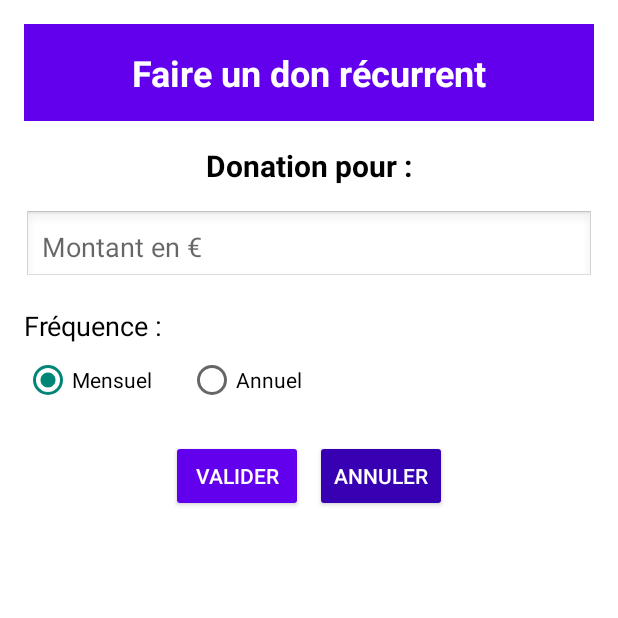
After one commit to vico37/ProjetSaeDon, an Android app: the RecurringDonationActivity screen opened directly, with no data from a screen before it, on a phone screen of 412 x 824 dp, the top half of it. The commit adds this screen. Run offline under Robolectric (Android 15) with nearby library versions, the phone set to English and light mode, and no system bars; 1 statement that could not run was skipped.

Commit message:
Systeme don récurent

```diff
--- a/app/src/main/AndroidManifest.xml
+++ b/app/src/main/AndroidManifest.xml
@@ -13,6 +13,8 @@
         android:supportsRtl="true"
         android:theme="@style/Theme.ProjetSaeDon"
         tools:targetApi="31">
+        <activity android:name="iut.dam.projetsaedon.donation.RecurringDonationActivity"
+            android:exported="true" />
         <activity android:name="iut.dam.projetsaedon.donation.DonationNormalActivity"
             android:exported="true" />
         <activity
--- a/app/src/main/java/iut/dam/projetsaedon/donation/DonationNormalActivity.java
+++ b/app/src/main/java/iut/dam/projetsaedon/donation/DonationNormalActivity.java
@@ -21,6 +21,7 @@ import java.net.HttpURLConnection;
 import java.net.URL;
 import java.net.URLEncoder;
 import iut.dam.projetsaedon.R;
+import iut.dam.projetsaedon.accueil.AccueilActivity;
 import iut.dam.projetsaedon.asso.AssociationDetailsActivity;
 
 public class DonationNormalActivity extends AppCompatActivity {
@@ -109,16 +110,15 @@ public class DonationNormalActivity extends AppCompatActivity {
                         // Afficher la boîte de dialogue de confirmation
                         new AlertDialog.Builder(DonationNormalActivity.this)
                                 .setTitle("Confirmation")
-                                .setMessage("Votre don a bien été effectué.\nVoulez-vous retourner à la page de l'association ?")
+                                .setMessage("Votre don a bien été effectué.\nVous allez être redirigé à l'accueil")
                                 .setPositiveButton("Confirmer", (dialog, which) -> {
                                     // Retour à la page AssociationDetailsActivity
-                                    Intent intent = new Intent(DonationNormalActivity.this, AssociationDetailsActivity.class);
+                                    Intent intent = new Intent(DonationNormalActivity.this, AccueilActivity.class);
                                     intent.putExtra("associationId", associationId);
                                     intent.putExtra("associationName", associationName);
                                     startActivity(intent);
                                     finish();
                                 })
-                                .setNegativeButton("Rester", null)
                                 .show();
                     } else {
                         Toast.makeText(DonationNormalActivity.this, "Erreur lors du don: " + message, Toast.LENGTH_LONG).show();
--- a/app/src/main/java/iut/dam/projetsaedon/login/LoginActivity.java
+++ b/app/src/main/java/iut/dam/projetsaedon/login/LoginActivity.java
@@ -153,7 +153,7 @@ public class LoginActivity extends AppCompatActivity {
                             finish();
                         } else {
                             // Redirection utilisateur basique
-                            Intent intent = new Intent(LoginActivity.this, MyRecurringDonationsActivity.class);
+                            Intent intent = new Intent(LoginActivity.this, AccueilActivity.class);
                             startActivity(intent);
                             finish();
                         }
--- /dev/null
+++ b/app/src/main/res/layout/activity_recurring_donation.xml
@@ -0,0 +1,113 @@
+<?xml version="1.0" encoding="utf-8"?>
+<ScrollView
+    xmlns:android="http://schemas.android.com/apk/res/android"
+    xmlns:tools="http://schemas.android.com/tools"
+    android:id="@+id/scrollViewRecurringDonation"
+    android:layout_width="match_parent"
+    android:layout_height="match_parent"
+    android:background="@color/white"
+    tools:context=".donation.RecurringDonationActivity">
+
+    <LinearLayout
+        android:layout_width="match_parent"
+        android:layout_height="wrap_content"
+        android:orientation="vertical"
+        android:padding="16dp">
+
+        <!-- Barre de titre -->
+        <TextView
+            android:id="@+id/textViewRecurringDonationTitle"
+            android:layout_width="match_parent"
+            android:layout_height="wrap_content"
+            android:text="Faire un don récurrent"
+            android:textSize="24sp"
+            android:textStyle="bold"
+            android:gravity="center"
+            android:background="@color/violetPrimary"
+            android:textColor="@color/white"
+            android:padding="16dp" />
+
+        <!-- Affichage du nom de l'association -->
+        <TextView
+            android:id="@+id/textViewAssociationName"
+            android:layout_width="match_parent"
+            android:layout_height="wrap_content"
+            android:text="Donation pour :"
+            android:textSize="20sp"
+            android:textStyle="bold"
+            android:gravity="center"
+            android:textColor="@color/black"
+            android:padding="16dp" />
+
+        <!-- Champ de saisie du montant -->
+        <EditText
+            android:id="@+id/editTextMontantRecurring"
+            android:layout_width="match_parent"
+            android:layout_height="wrap_content"
+            android:hint="Montant en €"
+            android:inputType="numberDecimal"
+            android:textSize="18sp"
+            android:padding="12dp"
+            android:layout_marginBottom="16dp"
+            android:background="@android:drawable/edit_text" />
+
+        <!-- Sélection de la fréquence -->
+        <TextView
+            android:id="@+id/textViewFrequencyLabel"
+            android:layout_width="wrap_content"
+            android:layout_height="wrap_content"
+            android:text="Fréquence :"
+            android:textSize="18sp"
+            android:textColor="@color/black"
+            android:paddingBottom="8dp" />
+
+        <RadioGroup
+            android:id="@+id/radioGroupFrequency"
+            android:layout_width="match_parent"
+            android:layout_height="wrap_content"
+            android:orientation="horizontal">
+
+            <RadioButton
+                android:id="@+id/radioMensuel"
+                android:layout_width="wrap_content"
+                android:layout_height="wrap_content"
+                android:text="Mensuel"
+                android:checked="true" />
+
+            <RadioButton
+                android:id="@+id/radioAnnuel"
+                android:layout_width="wrap_content"
+                android:layout_height="wrap_content"
+                android:text="Annuel"
+                android:layout_marginStart="24dp" />
+        </RadioGroup>
+
+        <!-- Boutons d'action -->
+        <LinearLayout
+            android:layout_width="match_parent"
+            android:layout_height="wrap_content"
+            android:orientation="horizontal"
+            android:gravity="center"
+            android:paddingTop="24dp">
+
+            <Button
+                android:id="@+id/buttonValiderRecurring"
+                android:layout_width="wrap_content"
+                android:layout_height="wrap_content"
+                android:text="Valider"
+                android:backgroundTint="@color/violetPrimary"
+                android:textColor="@color/white"
+                android:padding="12dp"
+                android:layout_marginEnd="8dp" />
+
+            <Button
+                android:id="@+id/buttonAnnulerRecurring"
+                android:layout_width="wrap_content"
+                android:layout_height="wrap_content"
+                android:text="Annuler"
+                android:backgroundTint="@color/violetAccent"
+                android:textColor="@color/white"
+                android:padding="12dp" />
+        </LinearLayout>
+    </LinearLayout>
+</ScrollView>
```
Also changed, not shown: app/src/main/java/iut/dam/projetsaedon/asso/AssociationDetailsActivity.java (+40 -18 lines), app/src/main/java/iut/dam/projetsaedon/donation/RecurringDonationActivity.java (added, +150 -0 lines).
